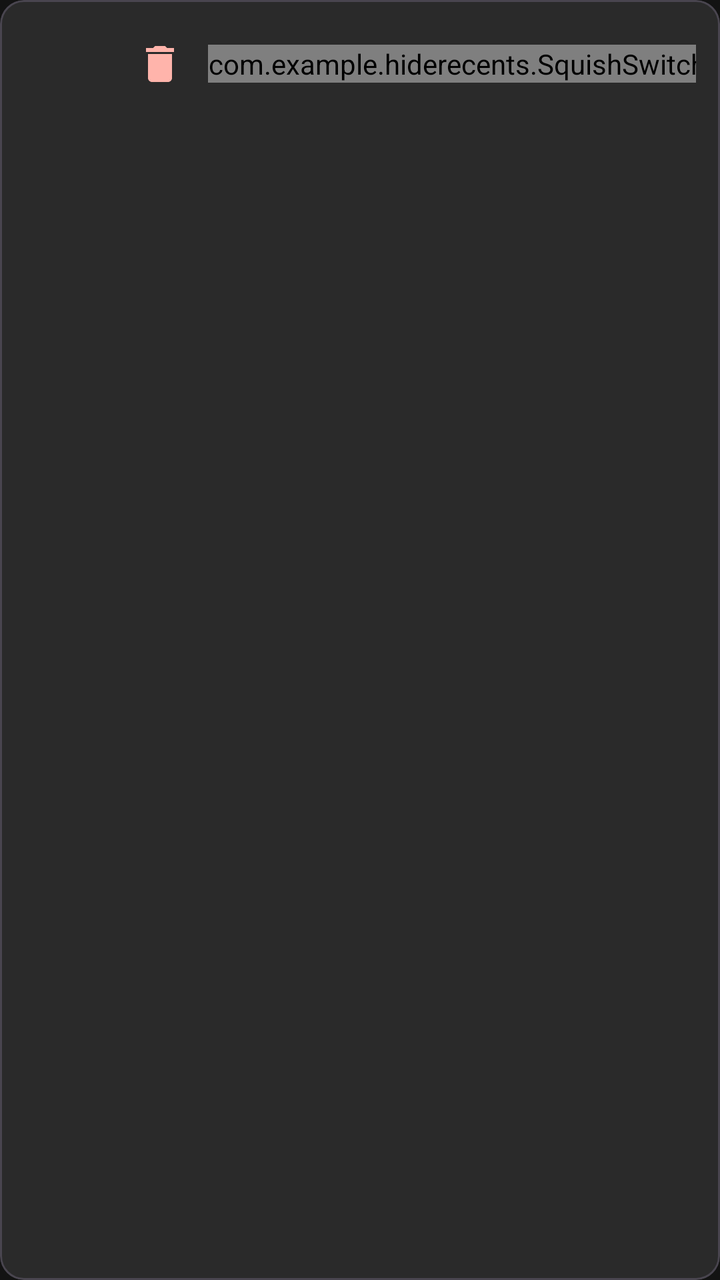
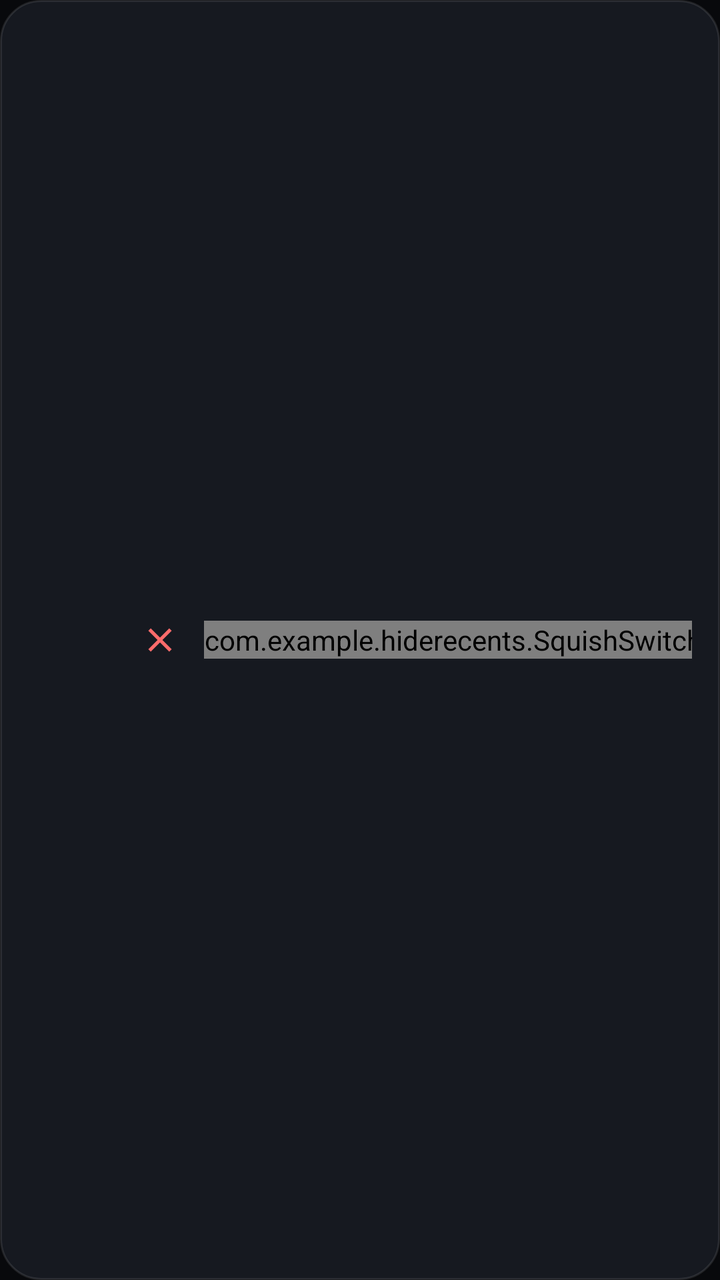

Screens rendered from an Android XML layout before and after an edit, with the pre-edit source and the edit as a unified diff.
<!-- AndroidManifest.xml: application theme Theme.HideRecents -->
<!-- res/layout/item_app_manage.xml -->
<?xml version="1.0" encoding="utf-8"?>
<com.google.android.material.card.MaterialCardView xmlns:android="http://schemas.android.com/apk/res/android"
    xmlns:app="http://schemas.android.com/apk/res-auto"
    android:layout_width="match_parent"
    android:layout_height="wrap_content"
    android:layout_marginHorizontal="16dp"
    android:layout_marginVertical="4dp"
    app:cardBackgroundColor="@color/surface_container_high"
    app:cardCornerRadius="12dp"
    app:cardElevation="0dp">

    <LinearLayout
        android:layout_width="match_parent"
        android:layout_height="wrap_content"
        android:orientation="horizontal"
        android:gravity="center_vertical"
        android:padding="12dp">

        <ImageView
            android:id="@+id/ivIcon"
            android:layout_width="40dp"
            android:layout_height="40dp"
            android:contentDescription="icon" />

        <LinearLayout
            android:layout_width="0dp"
            android:layout_height="wrap_content"
            android:layout_weight="1"
            android:orientation="vertical"
            android:layout_marginStart="12dp">

            <TextView
                android:id="@+id/tvAppName"
                android:layout_width="wrap_content"
                android:layout_height="wrap_content"
                android:textSize="14sp"
                android:textColor="@color/on_surface"
                android:maxLines="1"
                android:ellipsize="end" />

            <TextView
                android:id="@+id/tvPackageName"
                android:layout_width="wrap_content"
                android:layout_height="wrap_content"
                android:textSize="11sp"
                android:textColor="@color/on_surface_variant"
                android:maxLines="1"
                android:ellipsize="end" />
        </LinearLayout>

        <ImageView
            android:id="@+id/ivUninstall"
            android:layout_width="32dp"
            android:layout_height="32dp"
            android:src="@drawable/ic_uninstall"
            android:contentDescription="uninstall"
            android:padding="4dp"
            android:layout_marginEnd="8dp"
            app:tint="@color/error" />

        <com.example.hiderecents.SquishSwitch
            android:id="@+id/switchHide"
            android:layout_width="wrap_content"
            android:layout_height="wrap_content" />
    </LinearLayout>
</com.google.android.material.card.MaterialCardView>
<!-- resources referenced by this layout -->
<resources>
  <color name="error">#FFFFB4AB</color>
  <color name="on_surface">#FFE5E2E1</color>
  <color name="on_surface_variant">#FFC2C6D7</color>
  <color name="surface_container_high">#FF2A2A2A</color>
  <!-- drawable ic_uninstall (drawable) -->
  <?xml version="1.0" encoding="utf-8"?>
  <vector xmlns:android="http://schemas.android.com/apk/res/android"
      android:width="24dp"
      android:height="24dp"
      android:viewportWidth="24"
      android:viewportHeight="24">
  
      <path
          android:fillColor="#FFEF5350"
          android:pathData="M6,19c0,1.1 0.9,2 2,2h8c1.1,0 2,-0.9 2,-2V7H6v12zM19,4h-3.5l-1,-1h-5l-1,1H5v2h14V4z" />
  
  </vector>
  <style name="Theme.HideRecents" parent="Theme.Material3.Dark.NoActionBar">
          <item name="colorPrimary">@color/primary</item>
          <item name="colorOnPrimary">@color/on_primary</item>
          <item name="colorPrimaryContainer">@color/primary_container</item>
          <item name="colorOnPrimaryContainer">@color/on_surface</item>
          <item name="colorSecondary">@color/secondary</item>
          <item name="colorOnSecondary">@color/on_secondary</item>
          <item name="colorSecondaryContainer">@color/secondary_container</item>
          <item name="colorOnSecondaryContainer">@color/on_secondary_container</item>
          <item name="android:colorBackground">@color/background</item>
          <item name="colorOnBackground">@color/on_surface</item>
          <item name="colorSurface">@color/surface</item>
          <item name="colorOnSurface">@color/on_surface</item>
          <item name="colorSurfaceVariant">@color/surface_variant</item>
          <item name="colorOnSurfaceVariant">@color/on_surface_variant</item>
          <item name="colorError">@color/error</item>
          <item name="colorOnError">@color/on_error</item>
          <item name="android:statusBarColor">@color/background</item>
          <item name="android:navigationBarColor">@color/background</item>
          <item name="android:windowLightStatusBar">false</item>
      </style>
  <color name="primary">#FFB0C6FF</color>
  <color name="on_primary">#FF002D6E</color>
  <color name="primary_container">#FF558DFF</color>
  <color name="secondary">#FFBDF4FF</color>
  <color name="on_secondary">#FF00363D</color>
  <color name="secondary_container">#FF00E3FD</color>
  <color name="on_secondary_container">#FF00616D</color>
  <color name="background">#FF131313</color>
  <color name="surface">#FF131313</color>
  <color name="surface_variant">#FF353535</color>
  <color name="on_error">#FF690005</color>
</resources>

<!-- the commit's change to res/layout/item_app_manage.xml (unified diff, before → after) -->
@@ -1,66 +1,36 @@
 <?xml version="1.0" encoding="utf-8"?>
-<com.google.android.material.card.MaterialCardView xmlns:android="http://schemas.android.com/apk/res/android"
+<LinearLayout xmlns:android="http://schemas.android.com/apk/res/android"
     xmlns:app="http://schemas.android.com/apk/res-auto"
     android:layout_width="match_parent"
     android:layout_height="wrap_content"
-    android:layout_marginHorizontal="16dp"
-    android:layout_marginVertical="4dp"
-    app:cardBackgroundColor="@color/surface_container_high"
-    app:cardCornerRadius="12dp"
-    app:cardElevation="0dp">
+    android:orientation="horizontal"
+    android:gravity="center_vertical"
+    android:background="@drawable/bg_glass_card"
+    android:padding="14dp"
+    android:layout_marginVertical="4dp">
+
+    <ImageView android:id="@+id/ivIcon" android:layout_width="40dp" android:layout_height="40dp" />
 
     <LinearLayout
-        android:layout_width="match_parent"
+        android:layout_width="0dp"
         android:layout_height="wrap_content"
-        android:orientation="horizontal"
-        android:gravity="center_vertical"
-        android:padding="12dp">
+        android:layout_weight="1"
+        android:orientation="vertical"
+        android:layout_marginStart="12dp">
 
-        <ImageView
-            android:id="@+id/ivIcon"
-            android:layout_width="40dp"
-            android:layout_height="40dp"
-            android:contentDescription="icon" />
+        <TextView android:id="@+id/tvAppName" android:layout_width="wrap_content" android:layout_height="wrap_content"
+            android:textSize="14sp" android:textColor="@color/on_surface" android:maxLines="1"
+            android:ellipsize="end" />
 
-        <LinearLayout
-            android:layout_width="0dp"
-            android:layout_height="wrap_content"
-            android:layout_weight="1"
-            android:orientation="vertical"
-            android:layout_marginStart="12dp">
+        <TextView android:id="@+id/tvPackageName" android:layout_width="wrap_content" android:layout_height="wrap_content"
+            android:textSize="11sp" android:textColor="@color/on_surface_variant" android:maxLines="1"
+            android:ellipsize="end" android:layout_marginTop="2dp" />
+    </LinearLayout>
 
-            <TextView
-                android:id="@+id/tvAppName"
-                android:layout_width="wrap_content"
-                android:layout_height="wrap_content"
-                android:textSize="14sp"
-                android:textColor="@color/on_surface"
-                android:maxLines="1"
-                android:ellipsize="end" />
+    <ImageView android:id="@+id/ivUninstall" android:layout_width="28dp" android:layout_height="28dp"
+        android:src="@drawable/ic_close" android:padding="4dp" app:tint="@color/error"
+        android:layout_marginEnd="8dp" />
 
-            <TextView
-                android:id="@+id/tvPackageName"
-                android:layout_width="wrap_content"
-                android:layout_height="wrap_content"
-                android:textSize="11sp"
-                android:textColor="@color/on_surface_variant"
-                android:maxLines="1"
-                android:ellipsize="end" />
-        </LinearLayout>
-
-        <ImageView
-            android:id="@+id/ivUninstall"
-            android:layout_width="32dp"
-            android:layout_height="32dp"
-            android:src="@drawable/ic_uninstall"
-            android:contentDescription="uninstall"
-            android:padding="4dp"
-            android:layout_marginEnd="8dp"
-            app:tint="@color/error" />
-
-        <com.example.hiderecents.SquishSwitch
-            android:id="@+id/switchHide"
-            android:layout_width="wrap_content"
-            android:layout_height="wrap_content" />
-    </LinearLayout>
-</com.google.android.material.card.MaterialCardView>
+    <com.example.hiderecents.SquishSwitch android:id="@+id/switchHide"
+        android:layout_width="wrap_content" android:layout_height="wrap_content" />
+</LinearLayout>
<!-- resource entries referenced after the edit -->
@@ -1,27 +1,34 @@
 <!-- resources referenced by this layout -->
 <resources>
-  <color name="error">#FFFFB4AB</color>
-  <color name="on_surface">#FFE5E2E1</color>
-  <color name="on_surface_variant">#FFC2C6D7</color>
-  <color name="surface_container_high">#FF2A2A2A</color>
-  <!-- drawable ic_uninstall (drawable) -->
+  <color name="error">#FFFF6B6B</color>
+  <color name="on_surface">#FFEAEDF3</color>
+  <color name="on_surface_variant">#FF9CA3B4</color>
+  <!-- drawable bg_glass_card (drawable) -->
   <?xml version="1.0" encoding="utf-8"?>
+  <shape xmlns:android="http://schemas.android.com/apk/res/android"
+      android:shape="rectangle">
+      <solid android:color="@color/surface_container" />
+      <corners android:radius="20dp" />
+      <stroke
+          android:width="1dp"
+          android:color="@color/glass_border" />
+  </shape>
+  <!-- drawable ic_close (drawable) -->
   <vector xmlns:android="http://schemas.android.com/apk/res/android"
       android:width="24dp"
       android:height="24dp"
       android:viewportWidth="24"
-      android:viewportHeight="24">
-  
+      android:viewportHeight="24"
+      android:tint="?attr/colorControlNormal">
       <path
-          android:fillColor="#FFEF5350"
-          android:pathData="M6,19c0,1.1 0.9,2 2,2h8c1.1,0 2,-0.9 2,-2V7H6v12zM19,4h-3.5l-1,-1h-5l-1,1H5v2h14V4z" />
-  
+          android:fillColor="@android:color/white"
+          android:pathData="M19,6.41L17.59,5 12,10.59 6.41,5 5,6.41 10.59,12 5,17.59 6.41,19 12,13.41 17.59,19 19,17.59 13.41,12z"/>
   </vector>
   <style name="Theme.HideRecents" parent="Theme.Material3.Dark.NoActionBar">
           <item name="colorPrimary">@color/primary</item>
           <item name="colorOnPrimary">@color/on_primary</item>
           <item name="colorPrimaryContainer">@color/primary_container</item>
-          <item name="colorOnPrimaryContainer">@color/on_surface</item>
+          <item name="colorOnPrimaryContainer">@color/on_primary_container</item>
           <item name="colorSecondary">@color/secondary</item>
           <item name="colorOnSecondary">@color/on_secondary</item>
           <item name="colorSecondaryContainer">@color/secondary_container</item>
@@ -38,16 +45,19 @@
           <item name="android:navigationBarColor">@color/background</item>
           <item name="android:windowLightStatusBar">false</item>
       </style>
-  <color name="primary">#FFB0C6FF</color>
-  <color name="on_primary">#FF002D6E</color>
-  <color name="primary_container">#FF558DFF</color>
-  <color name="secondary">#FFBDF4FF</color>
-  <color name="on_secondary">#FF00363D</color>
-  <color name="secondary_container">#FF00E3FD</color>
-  <color name="on_secondary_container">#FF00616D</color>
-  <color name="background">#FF131313</color>
-  <color name="surface">#FF131313</color>
-  <color name="surface_variant">#FF353535</color>
+  <color name="surface_container">#FF161920</color>
+  <color name="glass_border">#1AFFFFFF</color>
+  <color name="primary">#FF6C9CFF</color>
+  <color name="on_primary">#FF002E6B</color>
+  <color name="primary_container">#FF1A4A8A</color>
+  <color name="on_primary_container">#FFA8CBFF</color>
+  <color name="secondary">#FF4DD8D0</color>
+  <color name="on_secondary">#FF003735</color>
+  <color name="secondary_container">#FF1A4F4C</color>
+  <color name="on_secondary_container">#FF7FF5EC</color>
+  <color name="background">#FF08090C</color>
+  <color name="surface">#FF08090C</color>
+  <color name="surface_variant">#FF242830</color>
   <color name="on_error">#FF690005</color>
 </resources>
 
